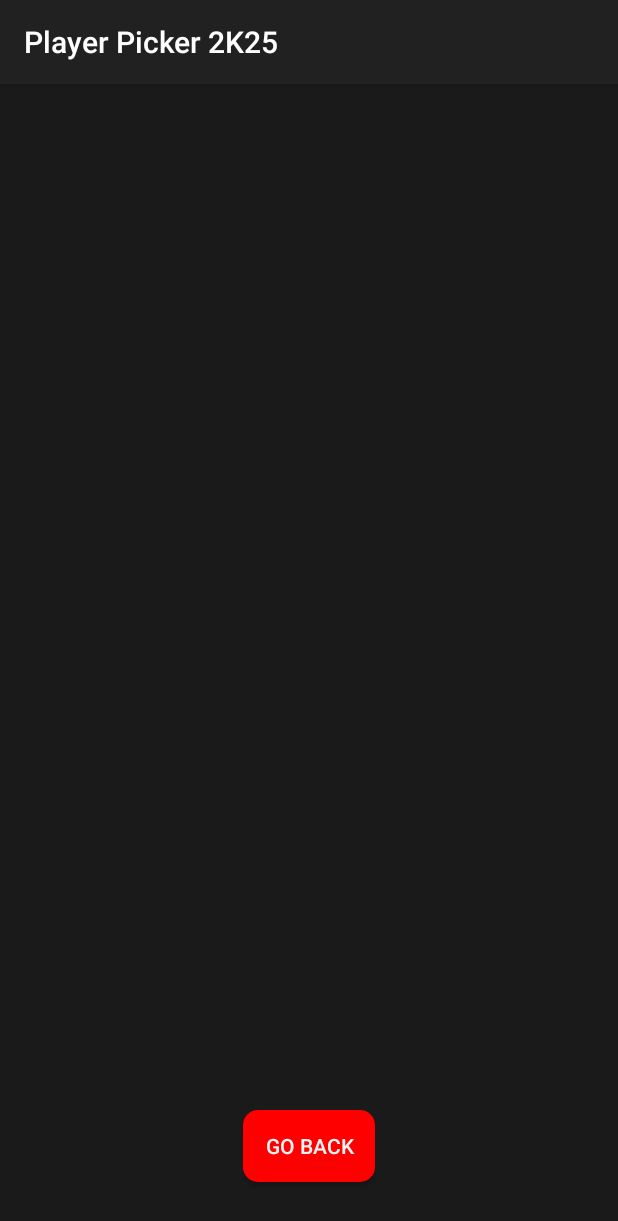
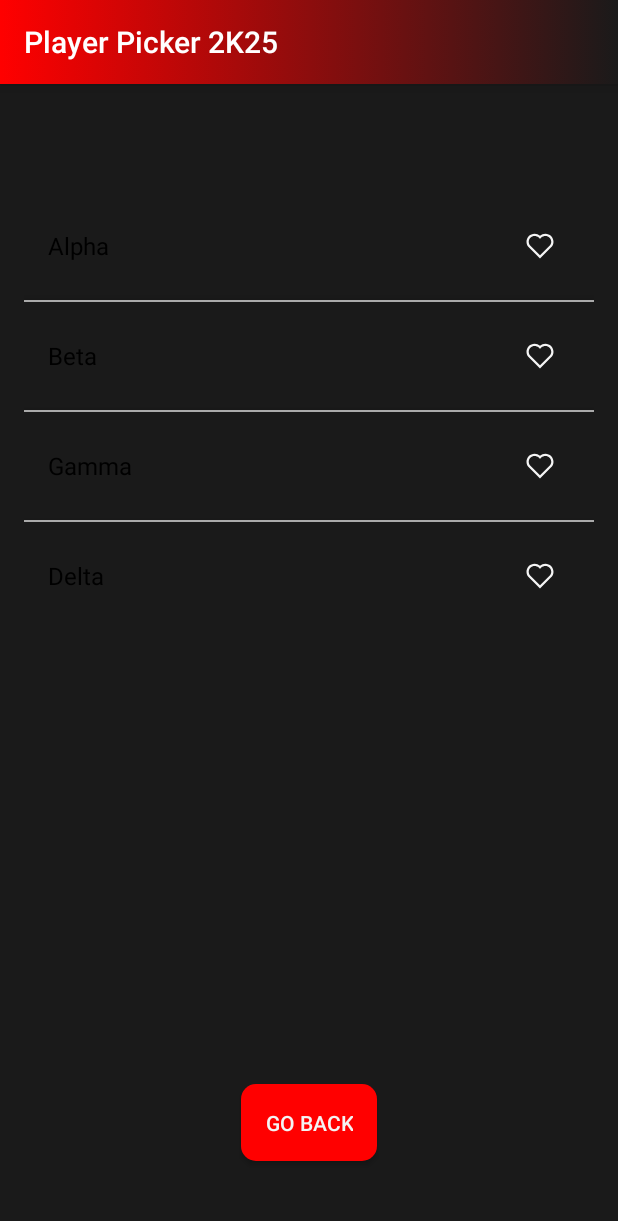
Before and after one commit to Stefan1627/NBA2K-RandTeamGenerator, an Android app built with Jetpack Compose: the MatchHistory screen opened directly, with no data from a screen before it, on a phone screen of 412 x 824 dp. Shown: the top 1221 px of the screen. Run offline under Robolectric (Android 15) with nearby library versions, the phone set to English and light mode, and no system bars; our stand-ins replace Firebase (no records; nobody signed in at launch, a user with empty details on screens opened directly).

Commit message:
added basic layout for match history

```diff
--- a/app/build.gradle.kts
+++ b/app/build.gradle.kts
@@ -86,4 +86,5 @@ dependencies {
     debugImplementation(libs.androidx.ui.test.manifest)
     implementation(platform(libs.firebase.bom))
     implementation(libs.firebase.firestore.ktx)
+    implementation(libs.androidx.recyclerview)
 }
--- a/app/src/main/java/com/example/nba_team_rand_gen/MatchHistory.kt
+++ b/app/src/main/java/com/example/nba_team_rand_gen/MatchHistory.kt
@@ -4,6 +4,9 @@ import android.content.Intent
 import android.os.Bundle
 import android.widget.Button
 import androidx.appcompat.app.AppCompatActivity
+import androidx.core.content.res.ResourcesCompat
+import androidx.recyclerview.widget.LinearLayoutManager
+import androidx.recyclerview.widget.RecyclerView
 import com.google.android.gms.tasks.Task
 import com.google.android.gms.tasks.Tasks
 import com.google.firebase.auth.FirebaseAuth
@@ -12,6 +15,10 @@ import com.google.firebase.firestore.FirebaseFirestore
 import com.google.firebase.firestore.SetOptions
 
 class MatchHistory : AppCompatActivity() {
+    private lateinit var recyclerView: RecyclerView
+    private val data = listOf("Alpha", "Beta", "Gamma", "Delta")    // your strings
+    val favorites = mutableSetOf<Int>()
+
     companion object {
         /**
          * Appends [json] to /users/{uid}/matchesList array.
@@ -83,10 +90,32 @@ class MatchHistory : AppCompatActivity() {
         setContentView(R.layout.activity_show_matches)
         printMatchHistory()
 
-        val backBtn = findViewById<Button>(R.id.back_btn)
-        backBtn.setOnClickListener {
+        if (supportActionBar != null) {
+            supportActionBar?.elevation = 10F
+            val drawable = ResourcesCompat.getDrawable(resources, R.drawable.action_bar_gradient, theme)
+            supportActionBar?.setBackgroundDrawable(drawable)
+        }
+
+        recyclerView = findViewById(R.id.recyclerView)
+        recyclerView.layoutManager = LinearLayoutManager(this)
+        recyclerView.adapter = StringListAdapter(data, favorites) { pos ->
+            toggleFavorite(pos)
+        }
+
+        val backbtn = findViewById<Button>(R.id.back_btn)
+        backbtn.setOnClickListener{
             startActivity(Intent(this, MainActivity::class.java))
             finish()
         }
     }
+
+    // temporary it would be stored in firestore
+    private fun toggleFavorite(position: Int) {
+        if (favorites.contains(position)) {
+            favorites.remove(position)
+        } else {
+            favorites.add(position)
+        }
+        recyclerView.adapter?.notifyItemChanged(position)
+    }
 }
--- a/app/src/main/java/com/example/nba_team_rand_gen/ShowPlayer.kt
+++ b/app/src/main/java/com/example/nba_team_rand_gen/ShowPlayer.kt
@@ -1,5 +1,4 @@
 package com.example.nba_team_rand_gen
-
 
 import android.content.Intent
 import android.os.Bundle
--- /dev/null
+++ b/app/src/main/java/com/example/nba_team_rand_gen/StringListAdapter.kt
@@ -0,0 +1,44 @@
+package com.example.nba_team_rand_gen
+
+import android.view.LayoutInflater
+import android.view.View
+import android.view.ViewGroup
+import android.widget.ImageButton
+import android.widget.TextView
+import androidx.recyclerview.widget.RecyclerView
+
+class StringListAdapter(
+    private val items: List<String>,
+    private val favorites: MutableSet<Int>,
+    private val onFavoriteClick: (position: Int) -> Unit
+) : RecyclerView.Adapter<StringListAdapter.ViewHolder>() {
+
+    inner class ViewHolder(view: View) : RecyclerView.ViewHolder(view) {
+        val tvString: TextView       = view.findViewById(R.id.tvString)
+        val btnFavorite: ImageButton = view.findViewById(R.id.btnFavorite)
+        val divider: View            = view.findViewById(R.id.divider)
+
+        init {
+            btnFavorite.setOnClickListener {
+                onFavoriteClick(adapterPosition)
+            }
+        }
+    }
+
+    override fun onCreateViewHolder(parent: ViewGroup, viewType: Int): ViewHolder {
+        val view = LayoutInflater.from(parent.context)
+            .inflate(R.layout.item_string, parent, false)
+        return ViewHolder(view)
+    }
+
+    override fun onBindViewHolder(holder: ViewHolder, position: Int) {
+        holder.tvString.text = items[position]
+
+        // Optionally hide the divider on the last item (or any other logic):
+        holder.divider.visibility =
+            if (position == items.size - 1) View.GONE else View.VISIBLE
+        holder.btnFavorite.isSelected = favorites.contains(position)
+    }
+
+    override fun getItemCount() = items.size
+}
--- /dev/null
+++ b/app/src/main/res/color/heart_tint.xml
@@ -0,0 +1,7 @@
+<?xml version="1.0" encoding="utf-8"?>
+<selector xmlns:android="http://schemas.android.com/apk/res/android">
+    <!-- Red when selected -->
+    <item android:state_selected="true" android:color="#FF0000"/>
+    <!-- Default: light gray -->
+    <item android:color="#F4F4F4"/>
+</selector>
--- /dev/null
+++ b/app/src/main/res/drawable/favorite_svg.xml
@@ -0,0 +1,10 @@
+<vector xmlns:android="http://schemas.android.com/apk/res/android"
+    android:width="24dp"
+    android:height="24dp"
+    android:viewportWidth="24"
+    android:viewportHeight="24">
+  <path
+      android:pathData="M11.993,5.097C11.039,4.259 9.783,3.75 8.408,3.75C5.421,3.75 3,6.15 3,9.11C3,10.473 3.506,11.724 4.352,12.67L12,20.25L19.422,12.894L19.641,12.663C20.487,11.717 21,10.473 21,9.11C21,6.15 18.579,3.75 15.592,3.75C14.217,3.75 12.961,4.259 12.007,5.097L12,5.09L11.993,5.097ZM12,7.099L12.055,7.148L12.908,6.302L12.997,6.224C13.687,5.618 14.593,5.25 15.592,5.25C17.763,5.25 19.5,6.991 19.5,9.11C19.5,10.081 19.139,10.967 18.536,11.648L18.349,11.845L12,18.138L5.443,11.639C4.854,10.966 4.5,10.081 4.5,9.11C4.5,6.991 6.237,5.25 8.408,5.25C9.407,5.25 10.313,5.618 11.003,6.224L11.092,6.302L11.945,7.148L12,7.099Z"
+      android:fillColor="#080341"
+      android:fillType="evenOdd"/>
+</vector>
--- a/app/src/main/res/layout/activity_show_matches.xml
+++ b/app/src/main/res/layout/activity_show_matches.xml
@@ -1,22 +1,32 @@
 <?xml version="1.0" encoding="utf-8"?>
-<androidx.constraintlayout.widget.ConstraintLayout xmlns:android="http://schemas.android.com/apk/res/android"
+<androidx.constraintlayout.widget.ConstraintLayout
+    xmlns:android="http://schemas.android.com/apk/res/android"
     xmlns:app="http://schemas.android.com/apk/res-auto"
-    xmlns:tools="http://schemas.android.com/tools"
     android:layout_width="match_parent"
     android:layout_height="match_parent">
+
+    <androidx.recyclerview.widget.RecyclerView
+        android:id="@+id/recyclerView"
+        android:layout_width="0dp"
+        android:layout_height="0dp"
+        android:padding="16dp"
+        android:layout_marginTop="?attr/actionBarSize"
+        app:layout_constraintTop_toTopOf="parent"
+        app:layout_constraintBottom_toTopOf="@+id/back_btn"
+        app:layout_constraintStart_toStartOf="parent"
+        app:layout_constraintEnd_toEndOf="parent"/>
 
     <Button
         android:id="@+id/back_btn"
         android:layout_width="wrap_content"
         android:layout_height="wrap_content"
         android:background="@drawable/random_button"
+        android:padding="16dp"
         android:text="@string/go_back"
         android:textColor="@color/white"
+        android:layout_marginBottom="50sp"
         app:layout_constraintBottom_toBottomOf="parent"
         app:layout_constraintEnd_toEndOf="parent"
-        app:layout_constraintHorizontal_bias="0.5"
-        app:layout_constraintStart_toStartOf="parent"
-        app:layout_constraintTop_toTopOf="parent"
-        app:layout_constraintVertical_bias="0.95" />
+        app:layout_constraintStart_toStartOf="parent" />
 
 </androidx.constraintlayout.widget.ConstraintLayout>
--- /dev/null
+++ b/app/src/main/res/layout/item_string.xml
@@ -0,0 +1,44 @@
+<?xml version="1.0" encoding="utf-8"?>
+<LinearLayout xmlns:android="http://schemas.android.com/apk/res/android"
+    xmlns:app="http://schemas.android.com/apk/res-auto"
+    android:layout_width="match_parent"
+    android:layout_height="wrap_content"
+    android:orientation="vertical">
+
+    <!-- Row with text + heart button -->
+    <LinearLayout
+        android:layout_width="match_parent"
+        android:layout_height="wrap_content"
+        android:orientation="horizontal"
+        android:padding="16dp"
+        android:gravity="center_vertical">
+
+        <TextView
+            android:id="@+id/tvString"
+            android:layout_width="0dp"
+            android:layout_height="wrap_content"
+            android:layout_weight="1"
+            android:textSize="16sp"
+            android:textColor="@android:color/black" />
+
+        <ImageButton
+            android:id="@+id/btnFavorite"
+            android:layout_width="wrap_content"
+            android:layout_height="wrap_content"
+            android:focusable="true"
+            android:src="@drawable/favorite_svg"
+            app:tint="@color/heart_tint"
+            android:background="?attr/selectableItemBackgroundBorderless"
+            android:tintMode="src_in"
+            android:padding="8dp"
+            android:clickable="true"
+            android:contentDescription="@string/add_to_favorites"/>
+    </LinearLayout>
+
+    <!-- Bottom border / divider -->
+    <View
+        android:id="@+id/divider"
+        android:layout_width="match_parent"
+        android:layout_height="1dp"
+        android:background="@android:color/darker_gray"/>
+</LinearLayout>
--- a/app/src/main/res/values/strings.xml
+++ b/app/src/main/res/values/strings.xml
@@ -11,4 +11,5 @@
     <string name="login">Login</string>
     <string name="match_history">Match History</string>
     <string name="accept_match">Accept Match</string>
+    <string name="add_to_favorites">Add to favorites</string>
 </resources>
--- a/gradle/libs.versions.toml
+++ b/gradle/libs.versions.toml
@@ -21,9 +21,12 @@ playServicesBasement = "18.7.1"
     material = "1.12.0"
     activity = "1.10.1"
 playServicesSecurity = "18.0.1"
+recyclerview = "1.4.0"
 
     [libraries]
     androidx-core-ktx = { group = "androidx.core", name = "core-ktx", version.ref = "coreKtx" }
+
+    androidx-recyclerview = { module = "androidx.recyclerview:recyclerview", version.ref = "recyclerview" }
     firebase-auth-ktx = { module = "com.google.firebase:firebase-auth-ktx", version.ref = "firebaseAuthKtx" }
     #noinspection SimilarGradleDependency
     firebase-bom = { module = "com.google.firebase:firebase-bom", version.ref = "firebaseBom" }
```
Also changed, not shown: 3 other files.
